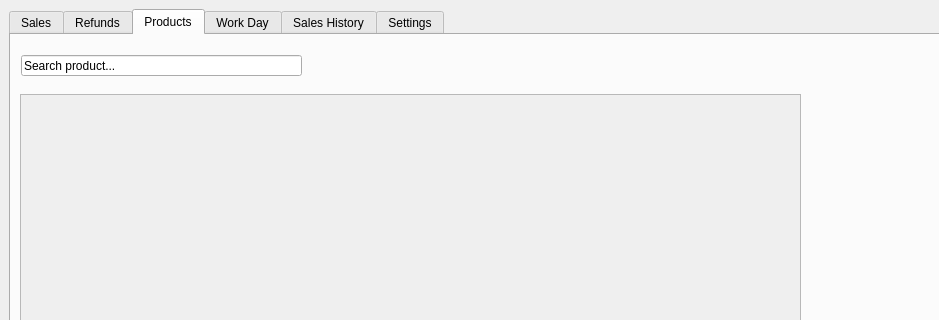
First picture: the form in ui/pos.ui, repository mrLevin778/StoreHub, before the edit; both pictures show x 0 to 939 and y 0 to 320 of the 1280 by 669 pixel window.
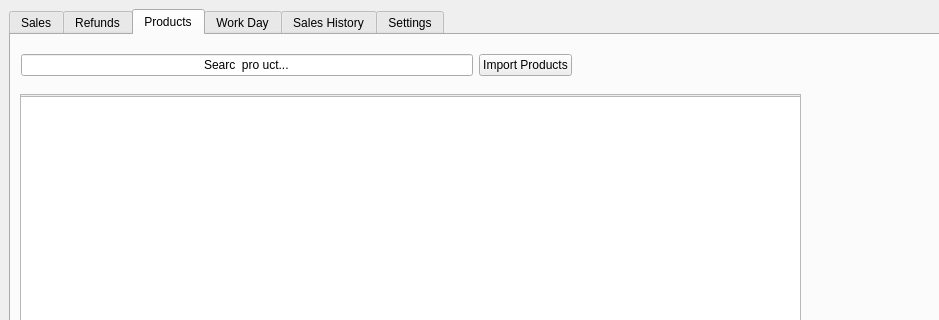
Second picture: the form after the edit. The open tabs and pages were chosen to show the change.

Diff of the .ui file:
```diff
--- a/ui/pos.ui
+++ b/ui/pos.ui
@@ -20,8 +20,8 @@
    <string>StoreHub - Point Of Sale</string>
   </property>
   <widget class="QWidget" name="centralWidget">
-   <layout class="QHBoxLayout" name="horizontalLayout_2">
-    <item>
+   <layout class="QGridLayout" name="gridLayout_2">
+    <item row="0" column="0">
      <widget class="QTabWidget" name="tabWidget">
       <property name="sizePolicy">
        <sizepolicy hsizetype="Expanding" vsizetype="Expanding">
@@ -245,20 +245,52 @@
            <height>419</height>
           </rect>
          </property>
+         <widget class="QTableView" name="products_table_view">
+          <property name="geometry">
+           <rect>
+            <x>-5</x>
+            <y>1</y>
+            <width>791</width>
+            <height>421</height>
+           </rect>
+          </property>
+          <property name="sortingEnabled">
+           <bool>true</bool>
+          </property>
+         </widget>
         </widget>
        </widget>
-       <widget class="QLineEdit" name="lineEdit_3">
+       <widget class="QWidget" name="widget_3" native="true">
         <property name="geometry">
          <rect>
           <x>10</x>
-          <y>20</y>
-          <width>281</width>
-          <height>21</height>
+          <y>0</y>
+          <width>551</width>
+          <height>61</height>
          </rect>
         </property>
-        <property name="text">
-         <string>Search product...</string>
-        </property>
+        <layout class="QGridLayout" name="gridLayout">
+         <item row="0" column="0">
+          <widget class="QLineEdit" name="lineEdit_3">
+           <property name="inputMask">
+            <string>Search product...</string>
+           </property>
+           <property name="text">
+            <string>Searc prouct...</string>
+           </property>
+           <property name="alignment">
+            <set>Qt::AlignmentFlag::AlignCenter</set>
+           </property>
+          </widget>
+         </item>
+         <item row="0" column="1">
+          <widget class="QPushButton" name="pushButton_3">
+           <property name="text">
+            <string>Import Products</string>
+           </property>
+          </widget>
+         </item>
+        </layout>
        </widget>
       </widget>
       <widget class="QWidget" name="tab_4">
```
Left out of the diff: 31 changed lines with no effect on the pictures.
